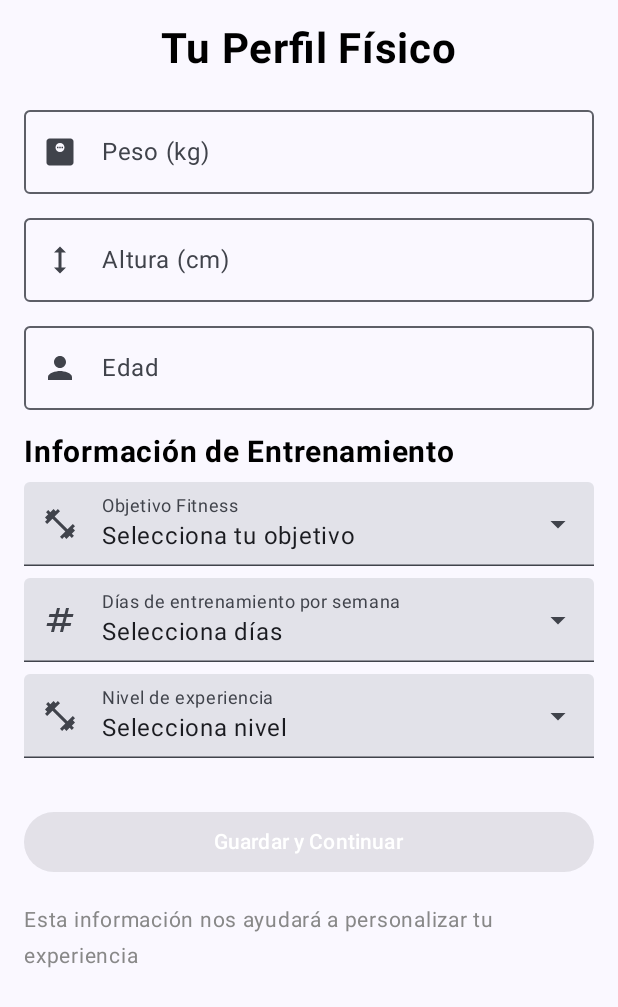
After one commit to Javiiiii11/TFG-GymRace, an Android app built with Jetpack Compose: the composable RegisterPage2 shown on its own in the app's theme, on a phone screen of 412 x 824 dp. The commit adds this screen. Shown: the top 1007 px of the screen. Run offline under Robolectric (Android 15) with nearby library versions, the phone set to English and light mode, and no system bars; our stand-ins replace Firebase (no records; nobody signed in at launch, a user with empty details on screens opened directly).

Commit message:
Registro2 funcionando y guarda todos los datos del usuario bien en Firestore Database

```diff
--- a/GymRace/app/build.gradle.kts
+++ b/GymRace/app/build.gradle.kts
@@ -54,6 +54,7 @@ dependencies {
     implementation(libs.androidx.navigation.runtime.android)
     implementation(libs.firebase.common.ktx)
     implementation(libs.firebase.auth.ktx)
+    implementation(libs.firebase.firestore.ktx)
     testImplementation(libs.junit)
     androidTestImplementation(libs.androidx.junit)
     androidTestImplementation(libs.androidx.espresso.core)
--- a/GymRace/app/src/main/java/com/example/gymrace/MainActivity.kt
+++ b/GymRace/app/src/main/java/com/example/gymrace/MainActivity.kt
@@ -11,6 +11,7 @@ import androidx.navigation.compose.composable
 import androidx.navigation.compose.rememberNavController
 import com.example.gymrace.pages.LoginPage
 import com.example.gymrace.pages.RegisterPage
+import com.example.gymrace.pages.RegisterPage2
 import com.example.gymrace.ui.theme.GymRaceTheme
 
 @RequiresApi(Build.VERSION_CODES.O)
@@ -24,6 +25,7 @@ class MainActivity : ComponentActivity() {
                     composable("register") { RegisterPage(navController) }
                     composable("main") { MainScreen() }
                     composable("login") { LoginPage(navController) }
+                    composable("register2") { RegisterPage2(navController) }
 
                 }
             }
--- /dev/null
+++ b/GymRace/app/src/main/java/com/example/gymrace/pages/RegisterPage2.kt
@@ -0,0 +1,310 @@
+package com.example.gymrace.pages
+
+import android.os.Bundle
+import android.widget.Toast
+import androidx.compose.foundation.layout.*
+import androidx.compose.foundation.rememberScrollState
+import androidx.compose.foundation.text.KeyboardOptions
+import androidx.compose.foundation.verticalScroll
+import androidx.compose.material.icons.Icons
+import androidx.compose.material.icons.filled.*
+import androidx.compose.material3.*
+import androidx.compose.runtime.*
+import androidx.compose.runtime.saveable.rememberSaveable
+import androidx.compose.ui.Alignment
+import androidx.compose.ui.Modifier
+import androidx.compose.ui.graphics.Color
+import androidx.compose.ui.platform.LocalContext
+import androidx.compose.ui.text.font.FontWeight
+import androidx.compose.ui.text.input.KeyboardType
+import androidx.compose.ui.unit.dp
+import androidx.compose.ui.unit.sp
+import androidx.navigation.NavController
+import com.google.firebase.auth.FirebaseAuth
+import com.google.firebase.firestore.ktx.firestore
+import com.google.firebase.ktx.Firebase
+import kotlinx.coroutines.launch
+import kotlinx.coroutines.tasks.await
+
+@OptIn(ExperimentalMaterial3Api::class)
+@Composable
+fun RegisterPage2(navController: NavController) {
+    val contexto = LocalContext.current
+    val scrollState = rememberScrollState()
+    val alcanceCorrutina = rememberCoroutineScope()
+
+    // Estado del formulario
+    var peso by rememberSaveable { mutableStateOf("") }
+    var altura by rememberSaveable { mutableStateOf("") }
+    var año by rememberSaveable { mutableStateOf("") }
+    var cargando by remember { mutableStateOf(false) }
+
+    // Estado del menú desplegable
+    var expandedGoalMenu by remember { mutableStateOf(false) }
+    var selectedGoal by rememberSaveable { mutableStateOf("Selecciona tu objetivo") }
+    val goals = listOf(
+        "Perder peso",
+        "Ganar masa muscular",
+        "Mejorar resistencia",
+        "Mejorar flexibilidad",
+        "Mejorar salud general",
+        "Preparación para competición"
+    )
+
+    var expandedDaysMenu by remember { mutableStateOf(false) }
+    var selectedDays by rememberSaveable { mutableStateOf("Selecciona días") }
+    val trainingDays = listOf("1", "2", "3", "4", "5", "6", "7")
+
+    var expandedExperienceMenu by remember { mutableStateOf(false) }
+    var selectedExperience by rememberSaveable { mutableStateOf("Selecciona nivel") }
+    val experienceLevels = listOf(
+        "Principiante (menos de 6 meses)",
+        "Intermedio (6 meses - 2 años)",
+        "Avanzado (más de 2 años)"
+    )
+
+    // Validación del formulario
+    val isFormValid = peso.isNotBlank() &&
+            altura.isNotBlank() &&
+            año.isNotBlank() &&
+            selectedGoal != "Selecciona tu objetivo" &&
+            selectedDays != "Selecciona días" &&
+            selectedExperience != "Selecciona nivel"
+
+    // Función para guardar datos del usuario
+    fun saveUserData() {
+        cargando = true
+        alcanceCorrutina.launch {
+            try {
+                val currentUser = FirebaseAuth.getInstance().currentUser
+                if (currentUser != null) {
+                    val userId = currentUser.uid
+                    val profileData = hashMapOf(
+                        "peso" to peso.toFloat(),
+                        "altura" to altura.toFloat(),
+                        "edad" to año.toInt(),
+                        "objetivoFitness" to selectedGoal,
+                        "diasEntrenamiento" to selectedDays.toInt(),
+                        "nivelExperiencia" to selectedExperience
+                    )
+
+//                    Firebase.firestore.collection("perfilesUsuarios")
+//                        .document(userId)
+//                        .set(profileData)
+//                        .await()
+
+                    GLOBAL.guardarDatosRegistro(
+                        userId, peso, altura, año, selectedGoal, selectedDays, selectedExperience
+                    ) {
+                        navController.navigate("main") {
+                            popUpTo("login") { inclusive = true }
+                        }
+                        Toast.makeText(contexto, "Perfil guardado con éxito", Toast.LENGTH_SHORT).show()
+                    }
+                } else {
+                    Toast.makeText(contexto, "No se ha podido identificar al usuario", Toast.LENGTH_SHORT).show()
+                }
+            } catch (e: Exception) {
+                Toast.makeText(contexto, "Error: ${e.message}", Toast.LENGTH_SHORT).show()
+            } finally {
+                cargando = false
+            }
+        }
+    }
+
+    Column(
+        modifier = Modifier
+            .fillMaxSize()
+            .padding(16.dp)
+            .verticalScroll(scrollState),
+        horizontalAlignment = Alignment.CenterHorizontally
+    ) {
+        // Título de la página
+        Text(
+            text = "Tu Perfil Físico",
+            fontSize = 28.sp,
+            fontWeight = FontWeight.Bold,
+            color = Color.Black
+        )
+
+        Spacer(modifier = Modifier.height(16.dp))
+
+        // Campos de peso, altura y edad
+        OutlinedTextField(
+            value = peso,
+            onValueChange = { peso = it },
+            label = { Text("Peso (kg)") },
+            modifier = Modifier.fillMaxWidth(),
+            singleLine = true,
+            leadingIcon = { Icon(Icons.Default.MonitorWeight, contentDescription = "Peso") },
+            keyboardOptions = KeyboardOptions(keyboardType = KeyboardType.Number)
+        )
+
+        Spacer(modifier = Modifier.height(8.dp))
+
+        OutlinedTextField(
+            value = altura,
+            onValueChange = { altura = it },
+            label = { Text("Altura (cm)") },
+            modifier = Modifier.fillMaxWidth(),
+            singleLine = true,
+            leadingIcon = { Icon(Icons.Default.Height, contentDescription = "Altura") },
+            keyboardOptions = KeyboardOptions(keyboardType = KeyboardType.Number)
+        )
+
+        Spacer(modifier = Modifier.height(8.dp))
+
+        OutlinedTextField(
+            value = año,
+            onValueChange = { año = it },
+            label = { Text("Edad") },
+            modifier = Modifier.fillMaxWidth(),
+            singleLine = true,
+            leadingIcon = { Icon(Icons.Default.Person, contentDescription = "Edad") },
+            keyboardOptions = KeyboardOptions(keyboardType = KeyboardType.Number)
+        )
+
+        Spacer(modifier = Modifier.height(16.dp))
+
+        // Objetivo fitness
+        Text(
+            text = "Información de Entrenamiento",
+            fontSize = 20.sp,
+            fontWeight = FontWeight.Bold,
+            color = Color.Black,
+            modifier = Modifier.align(Alignment.Start)
+        )
+
+        Spacer(modifier = Modifier.height(8.dp))
+
+        ExposedDropdownMenuBox(
+            expanded = expandedGoalMenu,
+            onExpandedChange = { expandedGoalMenu = it }
+        ) {
+            TextField(
+                value = selectedGoal,
+                onValueChange = {},
+                readOnly = true,
+                trailingIcon = { ExposedDropdownMenuDefaults.TrailingIcon(expanded = expandedGoalMenu) },
+                leadingIcon = { Icon(Icons.Default.FitnessCenter, contentDescription = "Objetivo") },
+                modifier = Modifier
+                    .fillMaxWidth()
+                    .menuAnchor(),
+                label = { Text("Objetivo Fitness") }
+            )
+
+            ExposedDropdownMenu(
+                expanded = expandedGoalMenu,
+                onDismissRequest = { expandedGoalMenu = false }
+            ) {
+                goals.forEach { goal: String ->
+                    DropdownMenuItem(
+                        text = { Text(text = goal) },
+                        onClick = {
+                            selectedGoal = goal
+                            expandedGoalMenu = false
+                        }
+                    )
+                }
+            }
+        }
+
+        Spacer(modifier = Modifier.height(8.dp))
+
+        // Días de entrenamiento
+        ExposedDropdownMenuBox(
+            expanded = expandedDaysMenu,
+            onExpandedChange = { expandedDaysMenu = it }
+        ) {
+            TextField(
+                value = selectedDays,
+                onValueChange = {},
+                readOnly = true,
+                trailingIcon = { ExposedDropdownMenuDefaults.TrailingIcon(expanded = expandedDaysMenu) },
+                leadingIcon = { Icon(Icons.Default.Numbers, contentDescription = "Días") },
+                modifier = Modifier
+                    .fillMaxWidth()
+                    .menuAnchor(),
+                label = { Text("Días de entrenamiento por semana") }
+            )
+
+            ExposedDropdownMenu(
+                expanded = expandedDaysMenu,
+                onDismissRequest = { expandedDaysMenu = false }
+            ) {
+                trainingDays.forEach { day: String ->
+                    DropdownMenuItem(
+                        text = { Text(text = day) },
+                        onClick = {
+                            selectedDays = day
+                            expandedDaysMenu = false
+                        }
+                    )
+                }
+            }
+        }
+
+        Spacer(modifier = Modifier.height(8.dp))
+
+        // Nivel de experiencia
+        ExposedDropdownMenuBox(
+            expanded = expandedExperienceMenu,
+            onExpandedChange = { expandedExperienceMenu = it }
+        ) {
+            TextField(
+                value = selectedExperience,
+                onValueChange = {},
+                readOnly = true,
+                trailingIcon = { ExposedDropdownMenuDefaults.TrailingIcon(expanded = expandedExperienceMenu) },
+                leadingIcon = { Icon(Icons.Default.FitnessCenter, contentDescription = "Experiencia") },
+                modifier = Modifier
+                    .fillMaxWidth()
+                    .menuAnchor(),
+                label = { Text("Nivel de experiencia") }
+            )
+
+            ExposedDropdownMenu(
+                expanded = expandedExperienceMenu,
+                onDismissRequest = { expandedExperienceMenu = false }
+            ) {
+                experienceLevels.forEach { level: String ->
+                    DropdownMenuItem(
+                        text = { Text(text = level) },
+                        onClick = {
+                            selectedExperience = level
+                            expandedExperienceMenu = false
+                        }
+                    )
+                }
+            }
+        }
+
+        Spacer(modifier = Modifier.height(32.dp))
+
+        // Botón de guardar
+        Button(
+            onClick = { saveUserData() },
+            modifier = Modifier.fillMaxWidth(),
+            enabled = isFormValid && !cargando,
+            colors = ButtonDefaults.buttonColors(containerColor = Color(0xFF1976D2))
+        ) {
+            if (cargando) {
+                CircularProgressIndicator(
+                    modifier = Modifier.size(24.dp),
+                    color = Color.White
+                )
+            } else {
+                Text(text = "Guardar y Continuar", color = Color.White)
+            }
+        }
+
+        Spacer(modifier = Modifier.height(16.dp))
+
+        // Información opcional
+        Text(
+            text = "Esta información nos ayudará a personalizar tu experiencia",
+            color = Color.Gray,
+            fontSize = 14.sp,
+        )
+    }
+}
--- a/GymRace/gradle/libs.versions.toml
+++ b/GymRace/gradle/libs.versions.toml
@@ -18,6 +18,7 @@ crashlytics-gradle = "3.0.3"
 navigationRuntimeAndroid = "2.9.0-alpha07"
 firebaseCommonKtx = "21.0.0"
 firebaseAuthKtx = "23.2.0"
+firebaseFirestoreKtx = "25.1.2"
 
 
 [libraries]
@@ -45,6 +46,7 @@ threetenabp = { group = "com.jakewharton.threetenabp", name = "threetenabp", ver
 androidx-navigation-runtime-android = { group = "androidx.navigation", name = "navigation-runtime-android", version.ref = "navigationRuntimeAndroid" }
 firebase-common-ktx = { group = "com.google.firebase", name = "firebase-common-ktx", version.ref = "firebaseCommonKtx" }
 firebase-auth-ktx = { group = "com.google.firebase", name = "firebase-auth-ktx", version.ref = "firebaseAuthKtx" }
+firebase-firestore-ktx = { group = "com.google.firebase", name = "firebase-firestore-ktx", version.ref = "firebaseFirestoreKtx" }
 
 
 [plugins]
```
Also changed, not shown: GymRace/app/src/main/java/com/example/gymrace/pages/GLOBAL.kt (added, +57 -0 lines), GymRace/app/src/main/java/com/example/gymrace/pages/LoginPage.kt (+30 -20 lines), GymRace/app/src/main/java/com/example/gymrace/pages/RegisterPage.kt (+22 -23 lines), 1 other file.
